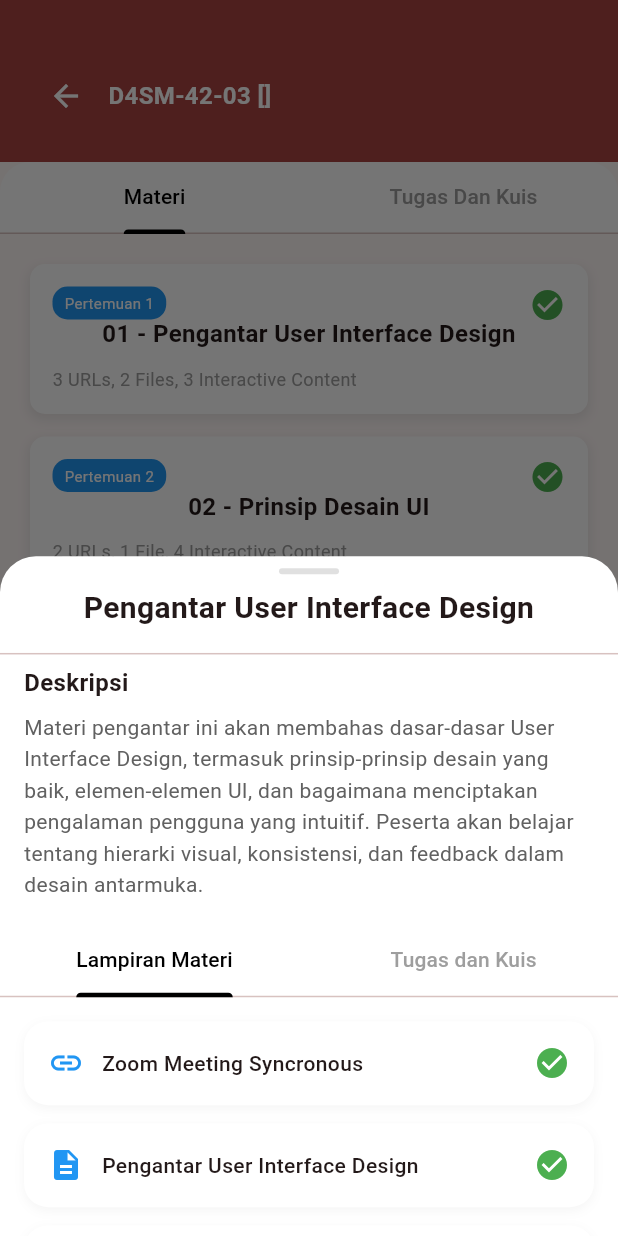
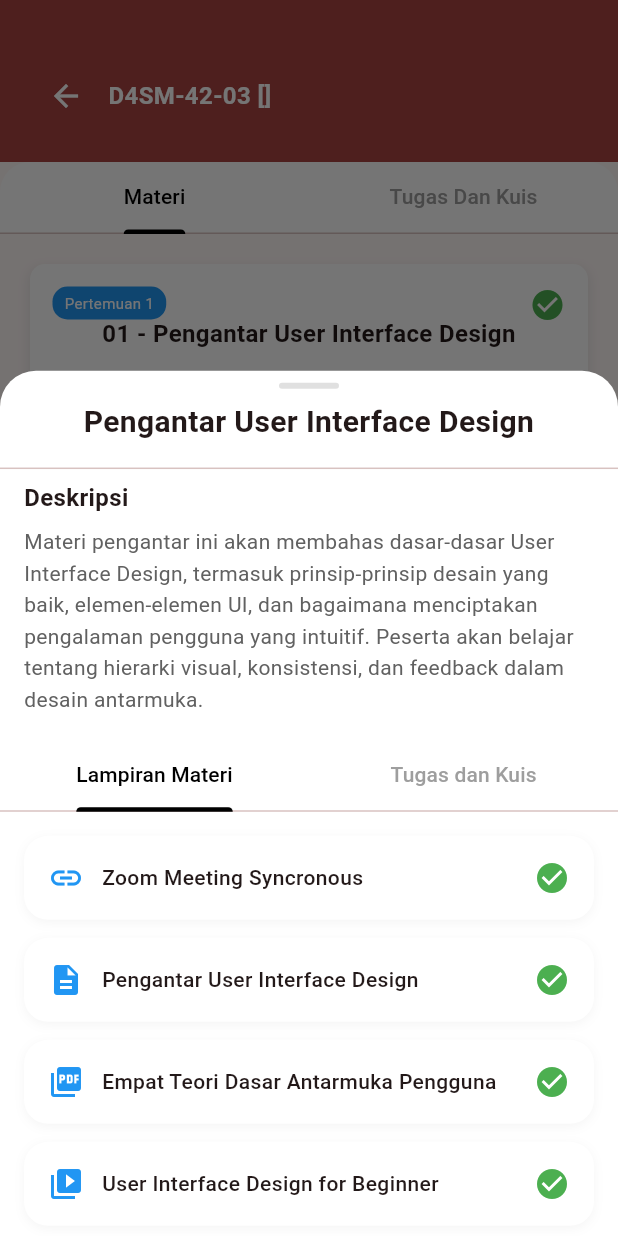
Before and after one commit to ifqhllm/Tugas-UAS, a Flutter app: the DetailMataKuliahPage screen opened directly with empty values, after a tap on "01 - Pengantar User Interface Design", on a phone screen of 412 x 824 dp. Run offline on Flutter 3.47's test engine with Material 3 defaults, Android fonts, the phone set to English and light mode, and no system bars; our stand-ins replace firebase_auth, firebase_core, google_sign_in; accounts and stored records are empty.

Commit message:
Menambah bottom keterangan pada materi pertemuan 1 & 2 di halaman detail matkul

```diff
--- a/lib/presentation/pages/detail_mata_kuliah_page.dart
+++ b/lib/presentation/pages/detail_mata_kuliah_page.dart
@@ -3,11 +3,82 @@ import 'package:provider/provider.dart';
 import '../../core/constants/colors.dart';
 import '../../core/providers/auth_provider.dart';
 import '../widgets/bottom_nav_bar.dart';
+import 'detail_tugas_page.dart';
 
 class DetailMataKuliahPage extends StatelessWidget {
   final Map<String, dynamic> course;
 
   DetailMataKuliahPage({required this.course});
+
+  final String title1 = 'Pengantar User Interface Design';
+  final String desc1 =
+      'Materi pengantar ini akan membahas dasar-dasar User Interface Design, termasuk prinsip-prinsip desain yang baik, elemen-elemen UI, dan bagaimana menciptakan pengalaman pengguna yang intuitif. Peserta akan belajar tentang hierarki visual, konsistensi, dan feedback dalam desain antarmuka.';
+  final List<Map<String, dynamic>> materials1 = [
+    {'title': 'Zoom Meeting Syncronous', 'icon': Icons.link, 'available': true},
+    {
+      'title': 'Pengantar User Interface Design',
+      'icon': Icons.description,
+      'available': true,
+    },
+    {
+      'title': 'Empat Teori Dasar Antarmuka Pengguna',
+      'icon': Icons.picture_as_pdf,
+      'available': true,
+    },
+    {
+      'title': 'User Interface Design for Beginner',
+      'icon': Icons.video_library,
+      'available': true,
+    },
+    {'title': '20 Prinsip Desain', 'icon': Icons.image, 'available': true},
+    {
+      'title': 'Best Practice UI Design',
+      'icon': Icons.article,
+      'available': true,
+    },
+  ];
+
+  final String title2 = 'Konsep User Interface Design';
+  final String desc2 =
+      'Materi ini membahas konsep-konsep dasar dalam User Interface Design, termasuk elemen-elemen antarmuka, panduan desain, dan prinsip-prinsip yang harus diperhatikan untuk menciptakan pengalaman pengguna yang optimal.';
+  final List<Map<String, dynamic>> materials2 = [
+    {'title': 'Zoom Meeting Syncronous', 'icon': Icons.link, 'available': true},
+    {
+      'title': 'Elemen-elemen Antarmuka Pengguna',
+      'icon': Icons.description,
+      'available': true,
+    },
+    {
+      'title': 'UID Guidelines and Principles',
+      'icon': Icons.picture_as_pdf,
+      'available': true,
+    },
+    {'title': 'User Profile', 'icon': Icons.image, 'available': true},
+    {
+      'title': 'Principles of User Interface Design URL',
+      'icon': Icons.link,
+      'available': true,
+    },
+  ];
+
+  final List<Map<String, dynamic>> tasks2 = [
+    {
+      'type': 'quiz',
+      'title': 'Quiz Review 01',
+      'icon': Icons.quiz,
+      'description':
+          'Silahkan kerjakan kuis ini dalam waktu 15 menit sebagai nilai pertama komponen kuis. Jangan lupa klik tombol Submit Answer setelah menjawab seluruh pertanyaan. Kerjakan sebelum hari Jumat, 26 Februari 2021 jam 23:59 WIB.',
+      'available': true,
+    },
+    {
+      'type': 'assignment',
+      'title': 'Tugas 01 - UID Android Mobile Game',
+      'icon': Icons.description,
+      'description':
+          '1. Buatlah desain tampilan (antarmuka) pada aplikasi mobile game FPS (First Person Shooter) yang akan menjadi tugas pada mata kuliah Pemrograman Aplikasi Permainan. 2. Desain yang dibuat harus meliputi seluruh tampilan pada aplikasi/game, dari pertama kali aplikasi dibuka.',
+      'available': false,
+    },
+  ];
 
   final List<Map<String, dynamic>> meetings = [
     {
@@ -18,9 +89,9 @@ class DetailMataKuliahPage extends StatelessWidget {
     },
     {
       'meeting': 'Pertemuan 2',
-      'title': '02 - Prinsip Desain UI',
+      'title': '02 - Konsep User Interface Design',
       'status': 'completed',
-      'footer': '2 URLs, 1 File, 4 Interactive Content',
+      'footer': '2 URLs, 1 File, 4 Tugas',
     },
     {
       'meeting': 'Pertemuan 3',
@@ -159,15 +230,21 @@ class DetailMataKuliahPage extends StatelessWidget {
     );
   }
 
-  void _showMateriDetailBottomSheet(BuildContext context) {
+  void _showMateriDetailBottomSheet(
+    BuildContext context,
+    String title,
+    String description,
+    List<Map<String, dynamic>> materials,
+    List<Map<String, dynamic>> tasks,
+  ) {
     showModalBottomSheet(
       context: context,
       isScrollControlled: true,
       backgroundColor: Colors.transparent,
       builder: (context) => DraggableScrollableSheet(
-        initialChildSize: 0.55,
+        initialChildSize: 0.7,
         minChildSize: 0.25,
-        maxChildSize: 0.75,
+        maxChildSize: 0.85,
         builder: (context, scrollController) => DefaultTabController(
           length: 2,
           child: Container(
@@ -194,7 +271,7 @@ class DetailMataKuliahPage extends StatelessWidget {
                 Padding(
                   padding: EdgeInsets.symmetric(horizontal: 16, vertical: 8),
                   child: Text(
-                    'Pengantar User Interface Design',
+                    title,
                     style: TextStyle(fontSize: 20, fontWeight: FontWeight.w600),
                     textAlign: TextAlign.center,
                   ),
@@ -215,7 +292,7 @@ class DetailMataKuliahPage extends StatelessWidget {
                       ),
                       SizedBox(height: 8),
                       Text(
-                        'Materi pengantar ini akan membahas dasar-dasar User Interface Design, termasuk prinsip-prinsip desain yang baik, elemen-elemen UI, dan bagaimana menciptakan pengalaman pengguna yang intuitif. Peserta akan belajar tentang hierarki visual, konsistensi, dan feedback dalam desain antarmuka.',
+                        description,
                         style: TextStyle(color: Colors.grey[700], height: 1.5),
                       ),
                     ],
@@ -239,41 +316,13 @@ class DetailMataKuliahPage extends StatelessWidget {
                       ListView(
                         controller: scrollController,
                         padding: EdgeInsets.all(16),
-                        children: [
-                          _buildMateriItem(
-                            'Zoom Meeting Syncronous',
-                            Icons.link,
-                            true,
-                          ),
-                          _buildMateriItem(
-                            'Pengantar User Interface Design',
-                            Icons.description,
-                            true,
-                          ),
-                          _buildMateriItem(
-                            'Empat Teori Dasar Antarmuka Pengguna',
-                            Icons.picture_as_pdf,
-                            true,
-                          ),
-                          _buildMateriItem(
-                            'User Interface Design for Beginner',
-                            Icons.video_library,
-                            true,
-                          ),
-                          _buildMateriItem(
-                            '20 Prinsip Desain',
-                            Icons.image,
-                            true,
-                          ),
-                          _buildMateriItem(
-                            'Best Practice UI Design',
-                            Icons.article,
-                            true,
-                          ),
-                        ],
+                        children: materials
+                            .map((item) => _buildMateriItem(item))
+                            .toList(),
                       ),
                       // Tugas dan Kuis
-                      Padding(
+                      tasks.isEmpty
+                          ? Padding(
                               padding: EdgeInsets.symmetric(horizontal: 24),
                               child: Column(
                                 mainAxisAlignment: MainAxisAlignment.center,
@@ -296,6 +345,15 @@ class DetailMataKuliahPage extends StatelessWidget {
                                   ),
                                 ],
                               ),
+                            )
+                          : ListView(
+                              controller: scrollController,
+                              padding: EdgeInsets.all(16),
+                              children: tasks
+                                  .map(
+                                    (item) => _buildTaskQuizItem(context, item),
+                                  )
+                                  .toList(),
                             ),
                     ],
                   ),
@@ -308,7 +366,7 @@ class DetailMataKuliahPage extends StatelessWidget {
     );
   }
 
-  Widget _buildMateriItem(String title, IconData icon, bool available) {
+  Widget _buildMateriItem(Map<String, dynamic> item) {
     return Container(
       margin: EdgeInsets.only(bottom: 12),
       padding: EdgeInsets.all(16),
@@ -325,18 +383,72 @@ class DetailMataKuliahPage extends StatelessWidget {
       ),
       child: Row(
         children: [
-          Icon(icon, color: Colors.blue),
+          Icon(item['icon'], color: Colors.blue),
           SizedBox(width: 12),
           Expanded(
-            child: Text(title, style: TextStyle(fontWeight: FontWeight.w500)),
+            child: Text(
+              item['title'],
+              style: TextStyle(fontWeight: FontWeight.w500),
+            ),
           ),
           Icon(
-            available ? Icons.check_circle : Icons.radio_button_unchecked,
-            color: available ? Colors.green : Colors.grey,
+            item['available']
+                ? Icons.check_circle
+                : Icons.radio_button_unchecked,
+            color: item['available'] ? Colors.green : Colors.grey,
           ),
         ],
       ),
     );
+  }
+
+  Widget _buildTaskQuizItem(BuildContext context, Map<String, dynamic> item) {
+    Widget card = Card(
+      margin: EdgeInsets.only(bottom: 12),
+      shape: RoundedRectangleBorder(borderRadius: BorderRadius.circular(16)),
+      child: Padding(
+        padding: EdgeInsets.all(16),
+        child: Row(
+          children: [
+            Icon(item['icon'], color: Colors.blue),
+            SizedBox(width: 12),
+            Expanded(
+              child: Column(
+                crossAxisAlignment: CrossAxisAlignment.start,
+                children: [
+                  Text(
+                    item['title'],
+                    style: TextStyle(fontWeight: FontWeight.bold),
+                  ),
+                  SizedBox(height: 8),
+                  Text(
+                    item['description'],
+                    style: TextStyle(color: Colors.grey[700], fontSize: 14),
+                  ),
+                ],
+              ),
+            ),
+            Icon(
+              item['available']
+                  ? Icons.check_circle
+                  : Icons.radio_button_unchecked,
+              color: item['available'] ? Colors.green : Colors.grey,
+            ),
+          ],
+        ),
+      ),
+    );
+
+    if (item['type'] == 'assignment') {
+      return GestureDetector(
+        onTap: () => Navigator.push(
+          context,
+          MaterialPageRoute(builder: (context) => DetailTugasPage()),
+        ),
+        child: card,
+      );
+    }
+    return card;
   }
 
   Widget _buildMeetingCard(BuildContext context, Map<String, dynamic> meeting) {
@@ -354,9 +466,25 @@ class DetailMataKuliahPage extends StatelessWidget {
     }
 
     return GestureDetector(
-      onTap: meeting['meeting'] == 'Pertemuan 1'
-          ? () => _showMateriDetailBottomSheet(context)
-          : null,
+      onTap: () {
+        String title, desc;
+        List<Map<String, dynamic>> mats;
+        List<Map<String, dynamic>> tsks = [];
+        if (meeting['meeting'] == 'Pertemuan 1') {
+          title = title1;
+          desc = desc1;
+          mats = materials1;
+          tsks = [];
+        } else if (meeting['meeting'] == 'Pertemuan 2') {
+          title = title2;
+          desc = desc2;
+          mats = materials2;
+          tsks = tasks2;
+        } else {
+          return;
+        }
+        _showMateriDetailBottomSheet(context, title, desc, mats, tsks);
+      },
       child: Container(
         margin: EdgeInsets.only(bottom: 15),
         padding: EdgeInsets.all(15),
```
Lines whose indentation alone changed are shown as unchanged.
